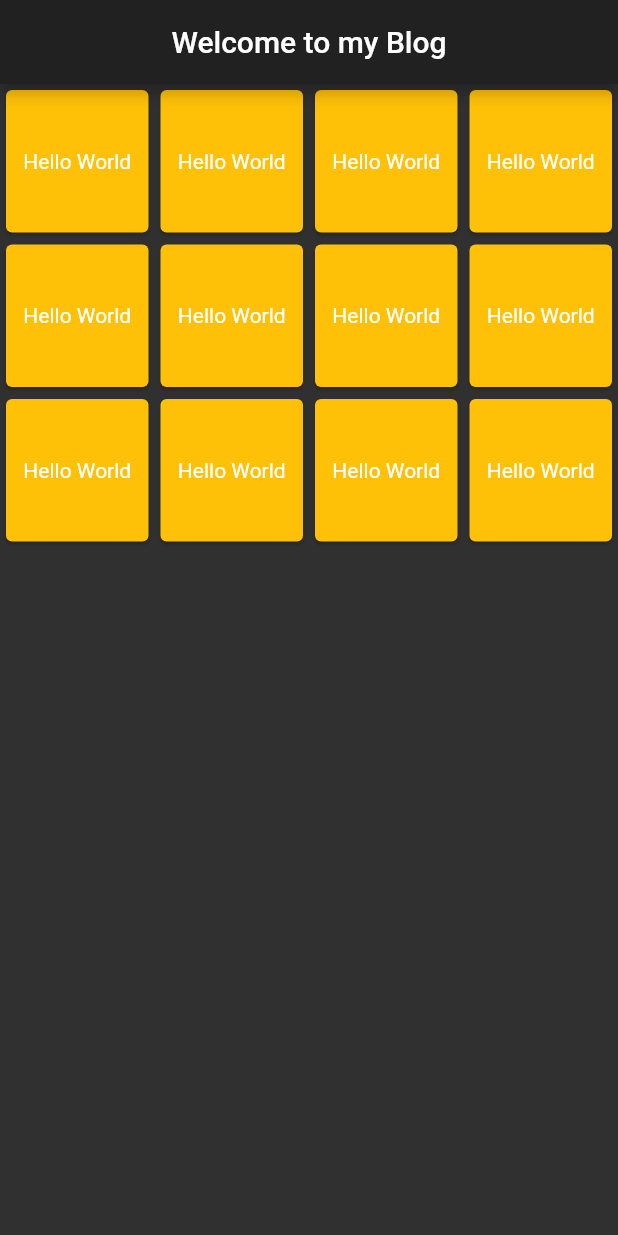
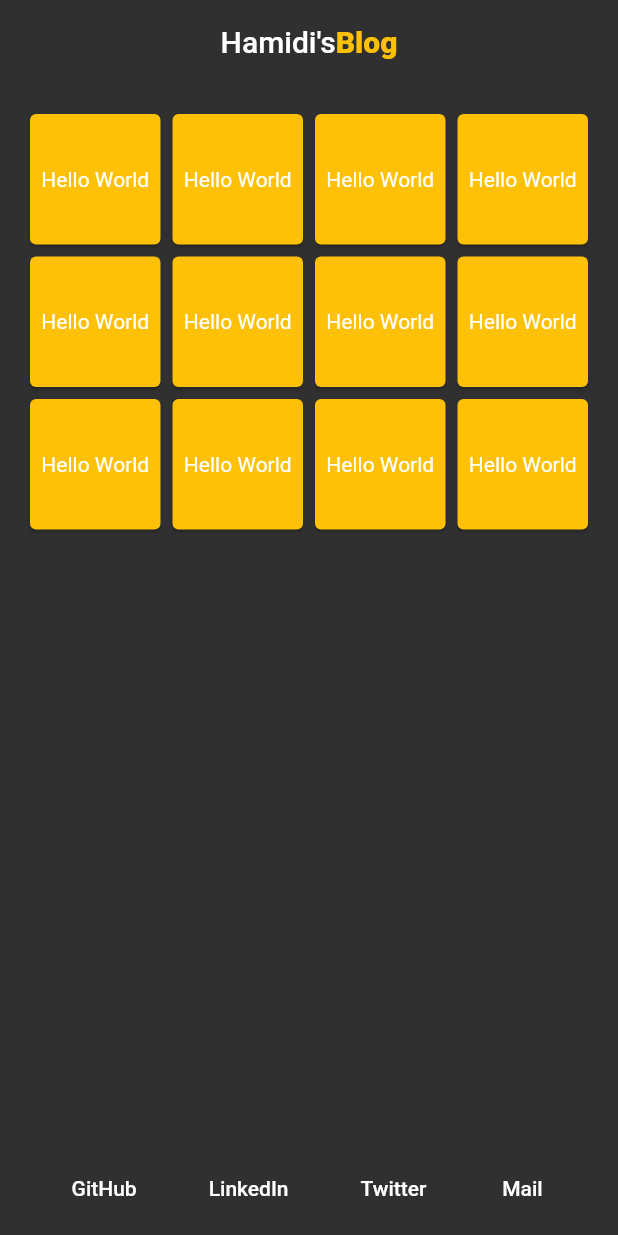
Before and after one commit to h1midi/myblog, a Flutter app: the screen it shows after launch, on a phone screen of 412 x 824 dp. Run offline on Flutter 3.47's test engine with Material 2 defaults, Android fonts, the light colour scheme and no system bars.

Commit message:
update#001

```diff
--- a/lib/main.dart
+++ b/lib/main.dart
@@ -1,3 +1,6 @@
+import 'dart:io';
+import 'package:url_launcher/link.dart';
+import 'package:url_launcher/url_launcher.dart';
 import 'package:flutter/material.dart';
 
 void main() {
@@ -10,14 +13,13 @@ class MyApp extends StatelessWidget {
     return MaterialApp(
       title: "Hamidi's Blog",
       theme: ThemeData.dark(),
-      home: MyHomePage(title: 'Welcome to my Blog'),
+      home: MyHomePage(),
     );
   }
 }
 
 class MyHomePage extends StatefulWidget {
-  MyHomePage({Key? key, this.title}) : super(key: key);
-  final String? title;
+  MyHomePage({Key? key}) : super(key: key);
 
   @override
   _MyHomePageState createState() => _MyHomePageState();
@@ -29,12 +31,97 @@ class _MyHomePageState extends State<MyHomePage> {
   @override
   Widget build(BuildContext context) {
     return Scaffold(
+      bottomNavigationBar: Row(
+        mainAxisAlignment: MainAxisAlignment.center,
+        children: [
+        Padding(
+          padding: const EdgeInsets.all(8.0),
+          child: Link(
+            uri: Uri.parse("https://github.com/hammiddi"),
+            target: LinkTarget.blank,
+            builder: (context,folowLink){
+            return ElevatedButton(onPressed: folowLink, child: Text("GitHub"),
+              style: ButtonStyle(
+                backgroundColor: MaterialStateProperty.all<Color>(Colors.transparent),
+                elevation: MaterialStateProperty.all<double>(0.0),
+              ),
+              );
+            }
+          ),
+        ),
+        Padding(
+          padding: const EdgeInsets.all(8.0),
+          child: Link(
+            uri: Uri.parse("http://linkedin.com/in/hammiddi"),
+            target: LinkTarget.blank,
+            builder: (context,folowLink){
+            return ElevatedButton(onPressed: folowLink,
+             child: Text("LinkedIn"),
+              style: ButtonStyle(
+                backgroundColor: MaterialStateProperty.all<Color>(Colors.transparent),
+                elevation: MaterialStateProperty.all<double>(0.0),
+              ),
+              );
+            }
+          ),
+        ),
+        Padding(
+          padding: const EdgeInsets.all(8.0),
+          child: Link(
+            uri: Uri.parse("http://twitter.com/hammiddi"),
+            target: LinkTarget.blank,
+            builder: (context,folowLink){
+            return ElevatedButton(
+              onPressed: folowLink,
+              child: Text("Twitter"),
+              style: ButtonStyle(
+                backgroundColor: MaterialStateProperty.all<Color>(Colors.transparent),
+                elevation: MaterialStateProperty.all<double>(0.0),
+              ),
+              );
+            }
+          ),
+        ),
+        Padding(
+          padding: const EdgeInsets.all(8.0),
+          child: Link(
+            uri: Uri.parse("mailto:mohammed.hamidi@univ-tlemcen.dz"),
+            target: LinkTarget.blank,
+            builder: (context,folowLink){
+            return ElevatedButton(
+              onPressed: folowLink,
+              child: Text("Mail"),
+              style: ButtonStyle(
+                backgroundColor: MaterialStateProperty.all<Color>(Colors.transparent),
+                elevation: MaterialStateProperty.all<double>(0.0),
+              ),
+              );
+            }
+          ),
+        ),
+        ],
+      ),
       appBar: AppBar(
-        title: Text(widget.title!),
+        title: Row(
+          mainAxisAlignment: MainAxisAlignment.center,
+          children: [
+            Text("Hamidi's"),
+            Text(
+              "Blog",
+              style: TextStyle(
+                      color: Colors.amber,
+                      fontWeight: FontWeight.w900,
+                    ),
+            )
+          ],
+        ),
         centerTitle: true,
+        backgroundColor: Colors.transparent,
+        elevation: 0.0,
       ),
       body: Center(
         child: GridView.count(
+          padding: EdgeInsets.all(16),
           crossAxisCount: 4,
           children: [
             Card(
```
Also changed, not shown: pubspec.yaml (+1 -9 lines), pubspec.lock, 4 other files.
